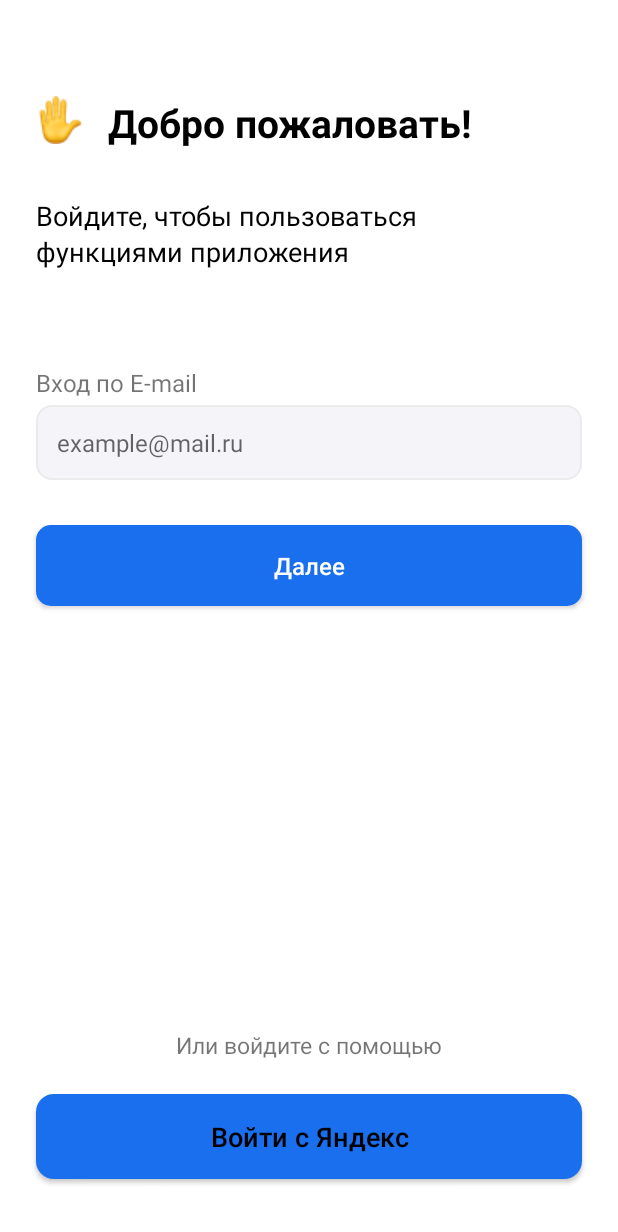
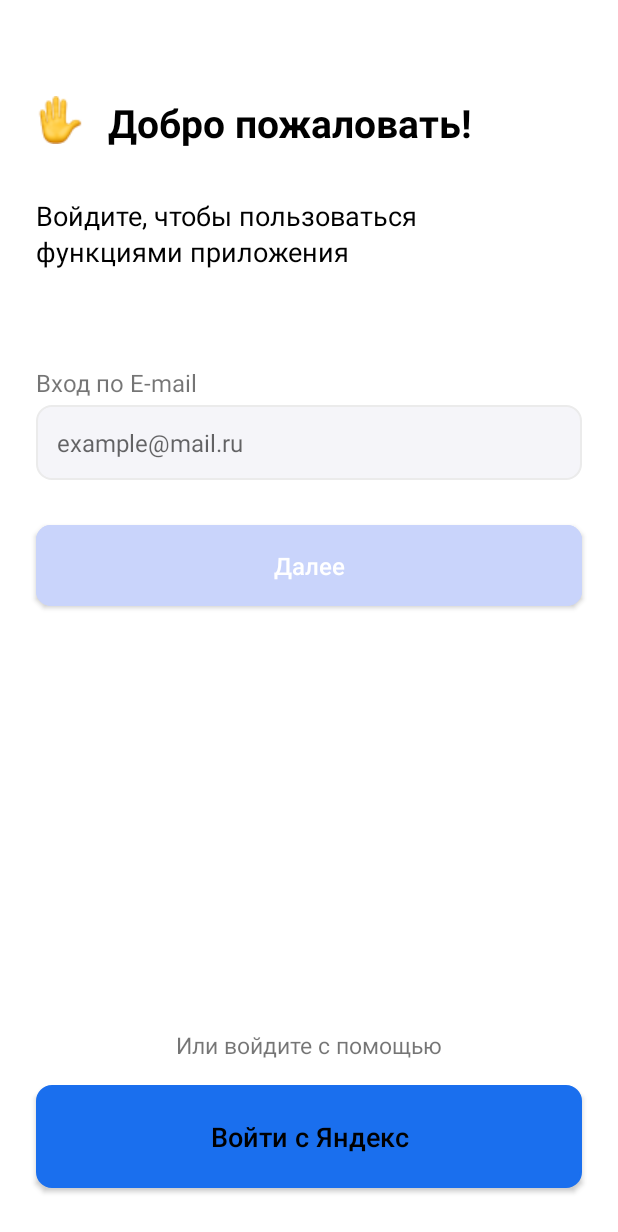
Before and after one commit to Wyelier/Medic, an Android app: the SecondActivity screen opened directly, with no data from a screen before it, on a phone screen of 412 x 824 dp. Shown: the top 1232 px of the screen. Run offline under Robolectric (Android 15) with nearby library versions, the phone set to English and light mode, and no system bars.

Commit message:
first session

```diff
--- a/app/src/main/java/com/example/medicmadskill/SecondActivity.java
+++ b/app/src/main/java/com/example/medicmadskill/SecondActivity.java
@@ -1,6 +1,10 @@
 package com.example.medicmadskill;
 
 import android.os.Bundle;
+import android.text.Editable;
+import android.text.TextWatcher;
+import android.widget.Button;
+import android.widget.EditText;
 
 import androidx.appcompat.app.AppCompatActivity;
 
@@ -9,5 +13,32 @@
     protected void onCreate(Bundle savedInstanceState) {
         super.onCreate(savedInstanceState);
         setContentView(R.layout.login_activity);
+        Button btnNext = findViewById(R.id.btnLog);
+        EditText editEmail = findViewById(R.id.EditEmail);
+
+        editEmail.addTextChangedListener(new TextWatcher() {
+            @Override
+            public void beforeTextChanged(CharSequence s, int start, int count, int after) {
+
+            }
+
+            @Override
+            public void onTextChanged(CharSequence s, int start, int before, int count) {
+                if (s.toString().trim().length() == 0) {
+                    btnNext.setEnabled(false);
+                    btnNext.setTextColor(getResources().getColor(R.color.white));
+                    btnNext.setBackgroundColor(getResources().getColor(R.color.btn_disabled));
+                }
+                else {
+                    btnNext.setEnabled(true);
+                    btnNext.setBackgroundColor(getResources().getColor(R.color.purple_500));
+                }
+            }
+
+            @Override
+            public void afterTextChanged(Editable s) {
+
+            }
+        });
     }
 }
--- /dev/null
+++ b/app/src/main/res/drawable/rounded_button.xml
@@ -0,0 +1,10 @@
+<?xml version="1.0" encoding="utf-8"?>
+<shape xmlns:android="http://schemas.android.com/apk/res/android"
+    android:shape="rectangle">
+    <corners android:radius="10dp" />
+    <gradient android:startColor="@color/white"
+        android:endColor="@color/white" />
+    <stroke
+        android:width="1dp"
+        android:color="@color/gray_border" />
+</shape>
--- a/app/src/main/res/layout/login_activity.xml
+++ b/app/src/main/res/layout/login_activity.xml
@@ -11,6 +11,7 @@
         android:layout_height="wrap_content"
         android:layout_marginTop="24dp"
         android:layout_marginEnd="24dp"
+        android:backgroundTint="@color/btn_disabled"
         android:letterSpacing="0"
         android:padding="16dp"
         android:text="@string/next"
@@ -20,7 +21,7 @@
         app:cornerRadius="10dp"
         app:layout_constraintEnd_toEndOf="parent"
         app:layout_constraintStart_toStartOf="@+id/helloImg"
-        app:layout_constraintTop_toBottomOf="@+id/editTextTextPersonName" />
+        app:layout_constraintTop_toBottomOf="@+id/EditEmail" />
 
     <TextView
         android:id="@+id/textWelcome"
@@ -59,7 +60,7 @@
         app:layout_constraintTop_toTopOf="parent" />
 
     <EditText
-        android:id="@+id/editTextTextPersonName"
+        android:id="@+id/EditEmail"
         android:layout_width="0dp"
         android:layout_height="wrap_content"
         android:layout_marginTop="4dp"
@@ -81,7 +82,7 @@
         android:layout_marginTop="64dp"
         android:text="@string/vhodpoemail"
         android:textSize="16sp"
-        app:layout_constraintStart_toStartOf="@+id/editTextTextPersonName"
+        app:layout_constraintStart_toStartOf="@+id/EditEmail"
         app:layout_constraintTop_toBottomOf="@+id/textView2" />
 
     <TextView
@@ -92,15 +93,16 @@
         android:gravity="center"
         android:text="Или войдите с помощью"
         android:textSize="15sp"
-        app:layout_constraintBottom_toTopOf="@+id/button2"
+        app:layout_constraintBottom_toTopOf="@+id/btnYandex"
         app:layout_constraintEnd_toEndOf="@+id/btnLog"
         app:layout_constraintStart_toStartOf="@+id/btnLog" />
 
     <Button
-        android:id="@+id/button2"
+        android:id="@+id/btnYandex"
         android:layout_width="0dp"
         android:layout_height="wrap_content"
         android:layout_marginBottom="32dp"
+        android:background="@drawable/rounded_button"
         android:letterSpacing="0"
         android:padding="16dp"
         android:text="Войти с Яндекс"
--- a/app/src/main/res/values/colors.xml
+++ b/app/src/main/res/values/colors.xml
@@ -7,6 +7,7 @@
     <color name="teal_700">#FF018786</color>
     <color name="gray_bg">#F5F5F9</color>
     <color name="gray_border">#EBEBEB</color>
+    <color name="btn_disabled">#C9D4FB</color>
 
     <color name="black">#FF000000</color>
     <color name="white">#FFFFFFFF</color>
```
